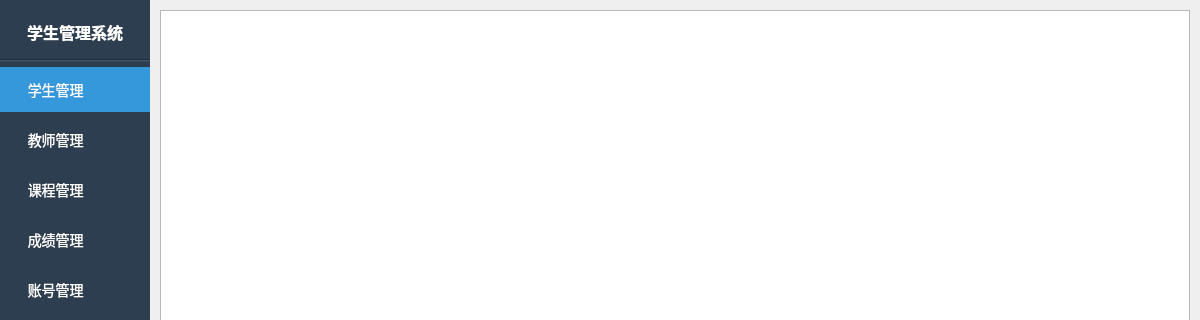
Before: the Qt Designer form ui/adminmainwindow.ui in 13088916luoyi/StudentManager, drawn with Qt 5; both pictures show x 0 to 1200 and y 0 to 320 of the 1200 by 750 pixel window.
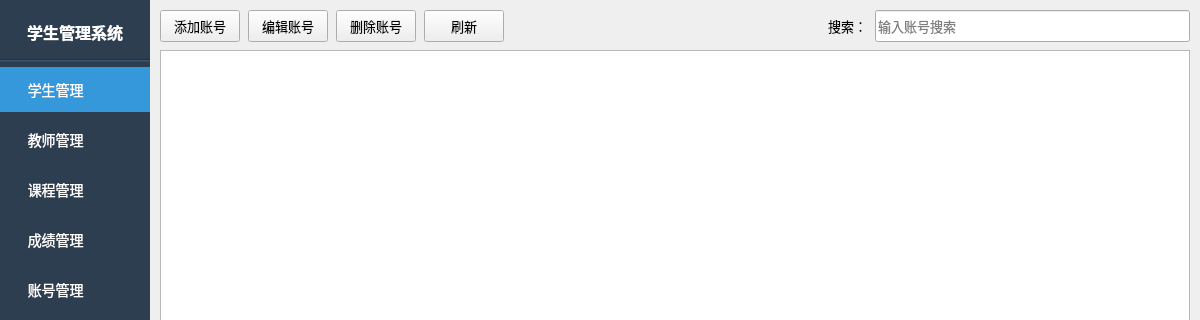
After: the same form once the commit is applied. The open tabs and pages were chosen to show the change.

The edit to the form file:
```diff
--- a/ui/adminmainwindow.ui
+++ b/ui/adminmainwindow.ui
@@ -805,6 +805,125 @@
         <property name="bottomMargin">
          <number>10</number>
         </property>
+        <item>
+         <layout class="QHBoxLayout" name="horizontalLayout_5">
+          <item>
+           <widget class="QPushButton" name="addAccountButton">
+            <property name="minimumSize">
+             <size>
+              <width>80</width>
+              <height>32</height>
+             </size>
+            </property>
+            <property name="font">
+             <font>
+              <pointsize>10</pointsize>
+             </font>
+            </property>
+            <property name="text">
+             <string>添加账号</string>
+            </property>
+           </widget>
+          </item>
+          <item>
+           <widget class="QPushButton" name="editAccountButton">
+            <property name="minimumSize">
+             <size>
+              <width>80</width>
+              <height>32</height>
+             </size>
+            </property>
+            <property name="font">
+             <font>
+              <pointsize>10</pointsize>
+             </font>
+            </property>
+            <property name="text">
+             <string>编辑账号</string>
+            </property>
+           </widget>
+          </item>
+          <item>
+           <widget class="QPushButton" name="deleteAccountButton">
+            <property name="minimumSize">
+             <size>
+              <width>80</width>
+              <height>32</height>
+             </size>
+            </property>
+            <property name="font">
+             <font>
+              <pointsize>10</pointsize>
+             </font>
+            </property>
+            <property name="text">
+             <string>删除账号</string>
+            </property>
+           </widget>
+          </item>
+          <item>
+           <widget class="QPushButton" name="refreshAccountButton">
+            <property name="minimumSize">
+             <size>
+              <width>80</width>
+              <height>32</height>
+             </size>
+            </property>
+            <property name="font">
+             <font>
+              <pointsize>10</pointsize>
+             </font>
+            </property>
+            <property name="text">
+             <string>刷新</string>
+            </property>
+           </widget>
+          </item>
+          <item>
+           <spacer name="horizontalSpacer_5">
+            <property name="orientation">
+             <enum>Qt::Horizontal</enum>
+            </property>
+            <property name="sizeHint" stdset="0">
+             <size>
+              <width>40</width>
+              <height>20</height>
+             </size>
+            </property>
+           </spacer>
+          </item>
+          <item>
+           <widget class="QLabel" name="label_5">
+            <property name="font">
+             <font>
+              <pointsize>10</pointsize>
+             </font>
+            </property>
+            <property name="text">
+             <string>搜索：</string>
+            </property>
+           </widget>
+          </item>
+          <item>
+           <widget class="QLineEdit" name="accountSearchEdit">
+            <property name="minimumSize">
+             <size>
+              <width>200</width>
+              <height>32</height>
+             </size>
+            </property>
+            <property name="font">
+             <font>
+              <pointsize>10</pointsize>
+             </font>
+            </property>
+            <property name="placeholderText">
+             <string>输入账号搜索</string>
+            </property>
+           </widget>
+          </item>
+         </layout>
+        </item>
         <item>
          <widget class="QTableWidget" name="accountTable">
           <property name="font">
```
Left out of the diff: 106 changed lines with no effect on the pictures.
